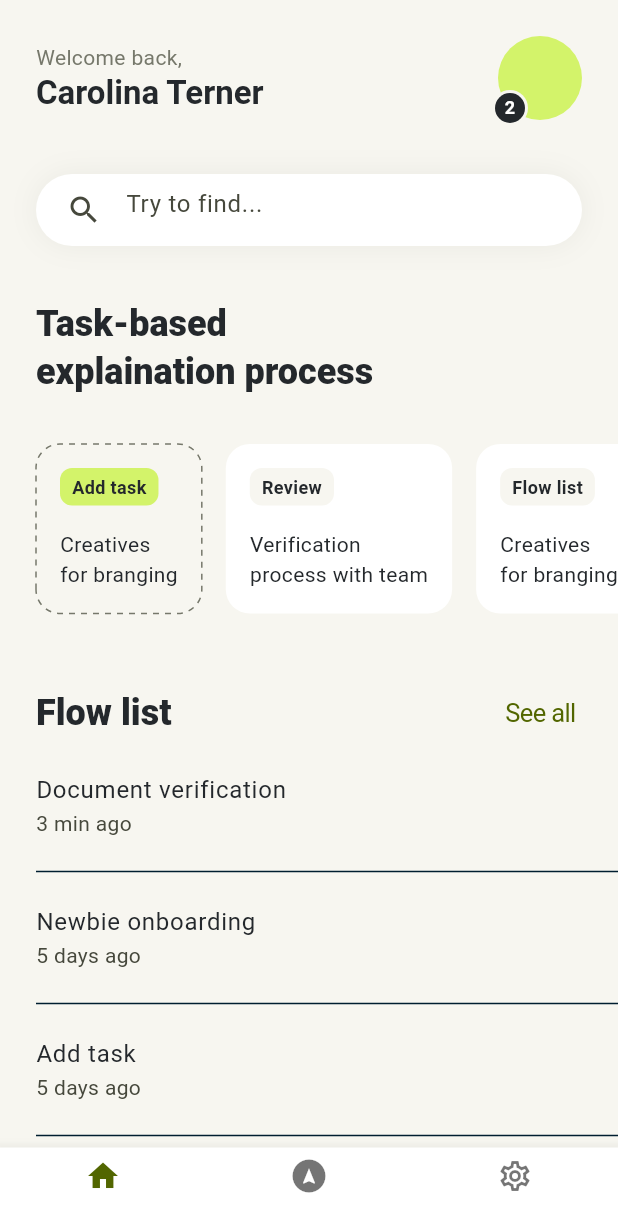
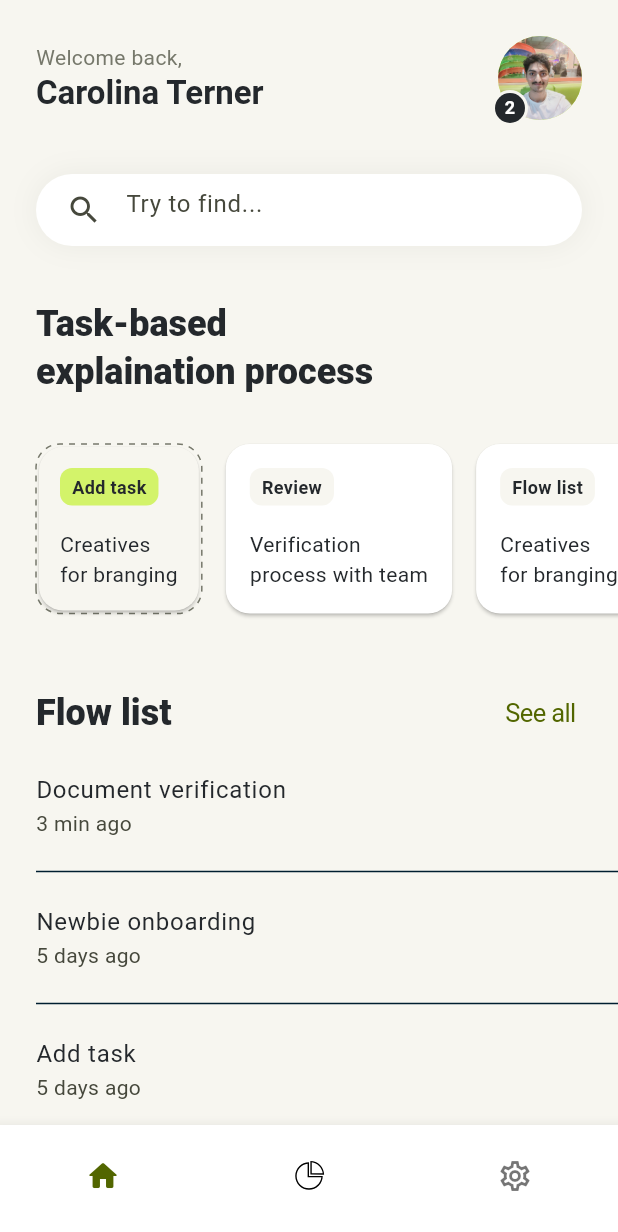
Before and after one commit to iamshivkumar/theme-ui-tutorial, a Flutter app: the screen it shows after launch, after a tap on "Get started", on a phone screen of 412 x 824 dp. Shown: the top 1232 px of the screen. Run offline on Flutter 3.47's test engine with Material 2 defaults, Android fonts, the phone set to English and light mode, and no system bars; drawn by our look-alikes of dotted_border; our stand-ins replace flutter_svg; missing offline and left inert: morphable_shape.

Commit message:
added remaing ui

```diff
--- a/lib/main.dart
+++ b/lib/main.dart
@@ -30,8 +30,7 @@ class MyApp extends StatelessWidget {
                 ),
                 titleLarge: TextStyle(fontWeight: FontWeight.bold),
                 headlineSmall: TextStyle(fontWeight: FontWeight.w800),
-                titleMedium: TextStyle(fontWeight: FontWeight.bold)
-              )
+                titleMedium: TextStyle(fontWeight: FontWeight.bold))
             .apply(
                 bodyColor: lightColorScheme.onSurface,
                 displayColor: lightColorScheme.outline),
@@ -50,7 +49,8 @@ class MyApp extends StatelessWidget {
             padding: EdgeInsets.symmetric(horizontal: 20),
             textStyle: TextStyle(fontWeight: FontWeight.bold),
           ),
-          )),
+        ),
+      ),
       home: OnboardingPage(),
     );
   }
--- a/lib/ui/home_page.dart
+++ b/lib/ui/home_page.dart
@@ -2,6 +2,8 @@ import 'package:dotted_border/dotted_border.dart';
 import 'package:flutter/cupertino.dart';
 import 'package:flutter/material.dart';
 import 'package:theme_app/color_schemes.g.dart';
+import 'package:theme_app/ui/widgets/svg_icon.dart';
+import 'package:theme_app/utils/assets.dart';
 import 'package:theme_app/utils/labels.dart';
 
 import 'widgets/task_card.dart';
@@ -17,20 +19,26 @@ class HomePage extends StatelessWidget {
     return Scaffold(
       backgroundColor: scheme.surfaceVariant,
       bottomNavigationBar: BottomNavigationBar(
-        items: [
+        onTap: (v){},
+        items: const [
           BottomNavigationBarItem(
-            icon: Icon(Icons.home),
-            label: "",
+            icon: Icon(Icons.home_rounded),
+            label: "Home",
           ),
           BottomNavigationBarItem(
-            icon: Icon(Icons.assistant_navigation),
-            label: "",
+            icon: SvgIcon(
+              Assets.oneFourth,
+              size: 40,
+            ),
+            label: "Home",
           ),
           BottomNavigationBarItem(
             icon: Icon(Icons.settings_outlined),
-            label: "",
+            label: "Home",
           ),
         ],
+        showSelectedLabels: false,
+        showUnselectedLabels: false,
       ),
       body: SafeArea(
         child: Column(
@@ -58,8 +66,9 @@ class HomePage extends StatelessWidget {
                   Stack(
                     alignment: Alignment.center,
                     children: [
-                      CircleAvatar(
+                      const CircleAvatar(
                         radius: 28,
+                        backgroundImage: AssetImage(Assets.photo),
                       ),
                       Transform.translate(
                         offset: Offset(-20, 20),
--- a/lib/ui/onboarding_page.dart
+++ b/lib/ui/onboarding_page.dart
@@ -1,6 +1,8 @@
 import 'package:flutter/cupertino.dart';
 import 'package:flutter/material.dart';
 import 'package:theme_app/ui/home_page.dart';
+import 'package:theme_app/ui/widgets/svg_icon.dart';
+import 'package:theme_app/utils/assets.dart';
 import 'package:theme_app/utils/labels.dart';
 
 class OnboardingPage extends StatelessWidget {
@@ -18,12 +20,17 @@ class OnboardingPage extends StatelessWidget {
           padding: const EdgeInsets.only(left: 16),
           child: CircleAvatar(
             backgroundColor: scheme.surface,
+            child: ImageIcon(
+              const AssetImage(Assets.dashboard),
+              size: 16,
+              color: scheme.onSurface,
+            ),
           ),
         ),
         actions: [
           IconButton(
             onPressed: () {},
-            icon: Icon(Icons.menu),
+            icon: const SvgIcon(Assets.menuIcon),
           ),
         ],
       ),
--- /dev/null
+++ b/lib/ui/widgets/svg_icon.dart
@@ -0,0 +1,20 @@
+import 'package:flutter/material.dart';
+import 'package:flutter_svg/svg.dart';
+
+class SvgIcon extends StatelessWidget {
+  const SvgIcon(
+    this.value, {
+    super.key,
+    this.size,
+  });
+  final double? size;
+  final String value;
+  @override
+  Widget build(BuildContext context) {
+    return SvgPicture.asset(
+      value,
+      height: size ?? 24,
+      width: size ?? 24,
+    );
+  }
+}
--- a/lib/ui/widgets/task_card.dart
+++ b/lib/ui/widgets/task_card.dart
@@ -1,7 +1,8 @@
+import 'package:animations/animations.dart';
 import 'package:flutter/material.dart';
+import 'package:theme_app/ui/overview_page.dart';
 
 import '../../utils/labels.dart';
-
 
 class TaskCard extends StatelessWidget {
   const TaskCard({super.key, required this.e});
@@ -12,13 +13,19 @@ class TaskCard extends StatelessWidget {
     final theme = Theme.of(context);
     final scheme = theme.colorScheme;
     final style = theme.textTheme;
-    return Container(
-      decoration: BoxDecoration(
-        color: e.key == Labels.addTask ? null : scheme.surface,
+    return Padding(
+      padding:
+          e.key == Labels.addTask ? EdgeInsets.zero : const EdgeInsets.all(8),
+      child: OpenContainer(
+        closedShape: RoundedRectangleBorder(
           borderRadius: BorderRadius.circular(16),
         ),
-      margin: e.key == Labels.addTask? null: const EdgeInsets.all(8),
-      padding:  EdgeInsets.all(e.key == Labels.addTask?14:16),
+        closedColor:
+            e.key == Labels.addTask ? scheme.surfaceVariant : scheme.surface,
+        openColor:
+            e.key == Labels.addTask ? scheme.surfaceVariant : scheme.surface,
+        closedBuilder: (context, action) => Padding(
+          padding: EdgeInsets.all(e.key == Labels.addTask ? 14 : 16),
           child: Column(
             crossAxisAlignment: CrossAxisAlignment.start,
             children: [
@@ -28,16 +35,21 @@ class TaskCard extends StatelessWidget {
                     ? scheme.primaryContainer
                     : scheme.surfaceVariant,
                 child: Padding(
-              padding: const EdgeInsets.symmetric(horizontal: 8, vertical: 4),
+                  padding:
+                      const EdgeInsets.symmetric(horizontal: 8, vertical: 4),
                   child: Text(
                     e.key,
-                style: TextStyle(fontSize: 12, fontWeight: FontWeight.bold),
+                    style: const TextStyle(
+                        fontSize: 12, fontWeight: FontWeight.bold),
                   ),
                 ),
               ),
-          SizedBox(height: 16),
+              const SizedBox(height: 16),
               Text(e.value),
             ],
+          ),
+        ),
+        openBuilder: (context, action) => const OverviewPage(),
       ),
     );
   }
--- /dev/null
+++ b/lib/utils/assets.dart
@@ -0,0 +1,6 @@
+class Assets {
+  static const String menuIcon = "assets/menu-icon.svg";
+  static const String dashboard = "assets/dashboard.png";
+  static const String photo = "assets/photo.jpg";
+  static const String oneFourth = "assets/one-fourth.svg";
+}
```
Also changed, not shown: lib/ui/overview_page.dart (added, +296 -0 lines), lib/ui/widgets/app_polygon.dart (added, +42 -0 lines), pubspec.yaml (+6 -3 lines), assets/dashboard.png (added), assets/menu-icon.svg (added), assets/one-fourth.svg (added), assets/photo.jpg (added), pubspec.lock. Lines whose indentation alone changed are shown as unchanged.
